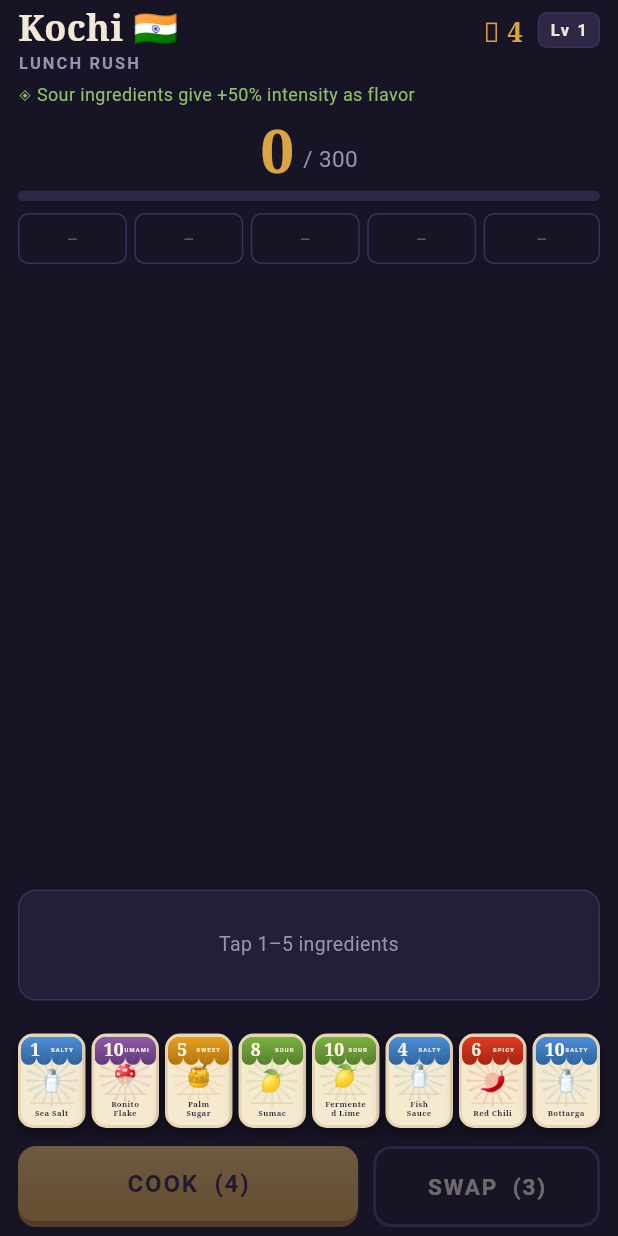
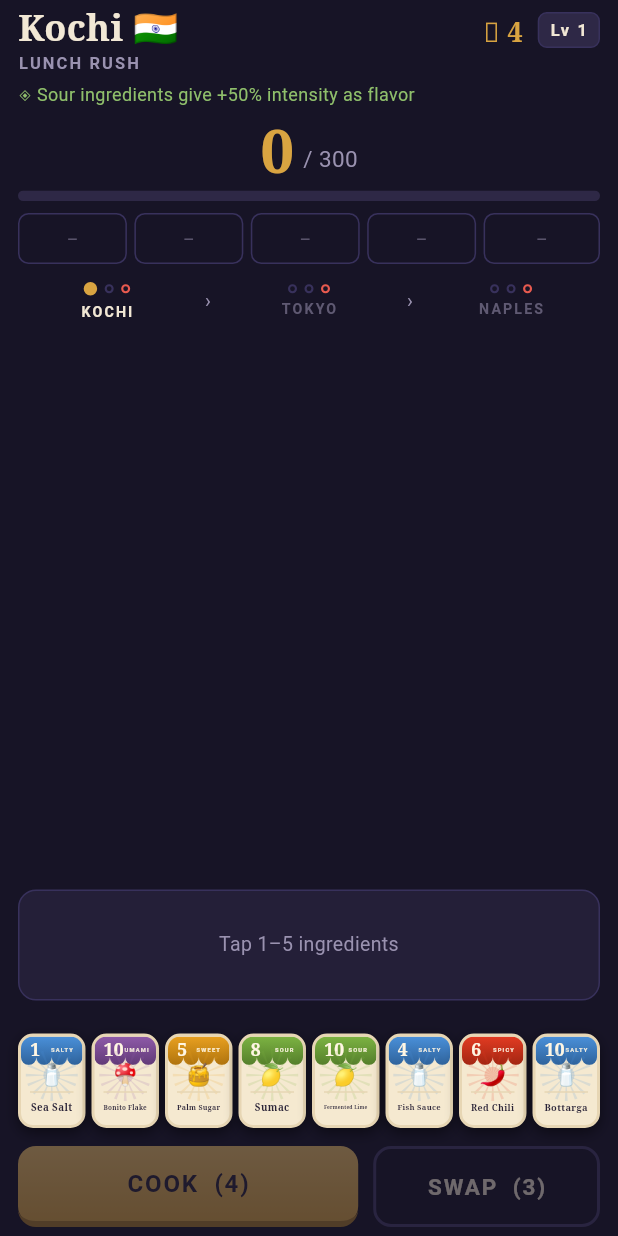
Before and after one commit to 2yk/tadka, a Flutter app: the screen it shows after launch, after a tap on an icon or button, on a phone screen of 412 x 824 dp. Run offline on Flutter 3.47's test engine with Material 3 defaults, Android fonts, the phone set to English and light mode, and no system bars; our stand-ins replace shared_preferences.

Commit message:
fix(mobile): card names, route strip, and stake copy — from on-device testing
Found by driving the release build on a physical phone rather than a simulator:

- Ingredient names broke mid-word on the card face ("Ferment/ed Lime", "Condens/ed
  Milk", "Tamarin/d"). The fixed font size was too large for the card width, so Flutter
  fell back to breaking inside the word. Names now scale to fit, so wrapping only ever
  happens at spaces.
- The middle of the service screen read as an unfinished screen. The gap above the action
  bar is intentional — it's the thumb-zone layout and the stage a dish resolves into — but
  nothing gave it purpose. Added a route strip under the score: three cities of three
  services, cleared ones filled, current one lit, boss services ringed red. A run is a
  journey and that was invisible; now it costs no taps to see where you are and what's left.
- Stake 1's description rendered in warning red. Red means "this stake penalises you";
  Paprika has no modifiers, so it now uses neutral dim.

Verified on device: start → select → COOK plays through, score counts up 0→20 against the
300 target, and the toast shows "Street Snack" — Kochi's regional name for a High Card —
with the correct breakdown (Fermented Lime +15 flavor = 10 rank + 5 from the Sour palate).

```diff
--- a/apps/mobile/lib/screens/service_screen.dart
+++ b/apps/mobile/lib/screens/service_screen.dart
@@ -116,6 +116,10 @@ class _ServiceScreenState extends State<ServiceScreen> {
           _ScoreBar(run: run),
           const SizedBox(height: 8),
           _UtensilRack(run: run),
+          const SizedBox(height: 12),
+          _RouteStrip(run: run),
+          // Everything below is anchored to the thumb zone; the gap above is the "stage" the
+          // dish resolves into, and is intentional per the layout brief.
           const Spacer(),
           if (_toast != null)
             _DishToast(result: _toast!, cityId: city.id)
@@ -189,6 +193,75 @@ class _Header extends StatelessWidget {
           const SizedBox(height: 2),
           Text('✦ ${critic.name} — ${critic.rule}',
               style: T.bodyDim.copyWith(color: T.bad, fontSize: 12)),
+        ],
+      ],
+    );
+  }
+}
+
+/// The journey, at a glance: three cities of three services, with the current one lit.
+///
+/// A run is a route — the concept doc's whole pitch is travelling it — but the header only
+/// ever shows where you are, never how far you've come or what's left. This makes the shape
+/// of the run legible without spending a tap.
+class _RouteStrip extends StatelessWidget {
+  const _RouteStrip({required this.run});
+
+  final gc.RunState run;
+
+  @override
+  Widget build(BuildContext context) {
+    if (run.endless) {
+      return Text('THE LONG ROUTE · ${run.endlessCity}  ·  DISTANCE ${run.distance}',
+          textAlign: TextAlign.center, style: T.label);
+    }
+    return Row(
+      children: [
+        for (var ci = 0; ci < gc.kCities.length; ci++) ...[
+          if (ci > 0)
+            Padding(
+              padding: const EdgeInsets.symmetric(horizontal: 6),
+              child: Text('›', style: T.bodyDim.copyWith(fontSize: 13)),
+            ),
+          Expanded(
+            child: Column(
+              children: [
+                Row(
+                  mainAxisAlignment: MainAxisAlignment.center,
+                  children: List.generate(3, (si) {
+                    final done = ci < run.cityIndex || (ci == run.cityIndex && si < run.serviceIndex);
+                    final here = ci == run.cityIndex && si == run.serviceIndex;
+                    final boss = si == 2;
+                    return Container(
+                      width: here ? 9 : 6,
+                      height: here ? 9 : 6,
+                      margin: const EdgeInsets.symmetric(horizontal: 2.5),
+                      decoration: BoxDecoration(
+                        shape: BoxShape.circle,
+                        color: done
+                            ? T.good
+                            : here
+                                ? T.brass
+                                : Colors.transparent,
+                        border: Border.all(
+                          color: done ? T.good : (here ? T.brass : (boss ? T.bad : T.line)),
+                          width: 1.4,
+                        ),
+                      ),
+                    );
+                  }),
+                ),
+                const SizedBox(height: 4),
+                Text(
+                  gc.kCities[ci].name.split(' ').first.toUpperCase(),
+                  style: T.label.copyWith(
+                    fontSize: 9.5,
+                    color: ci == run.cityIndex ? T.ink : T.dim.withValues(alpha: 0.55),
+                  ),
+                ),
+              ],
+            ),
+          ),
         ],
       ],
     );
--- a/apps/mobile/lib/screens/start_screen.dart
+++ b/apps/mobile/lib/screens/start_screen.dart
@@ -99,12 +99,17 @@ class _StartScreenState extends State<StartScreen> {
               ],
             ),
             const SizedBox(height: 6),
-            Text(
-              gc.kStakeById[c.stake]!.modifiers.isEmpty
-                  ? 'Base difficulty — the tutorial stake.'
-                  : gc.kStakeById[c.stake]!.modifiers.map((m) => m.describe()).join(' · '),
-              style: T.bodyDim.copyWith(fontSize: 12, color: T.bad),
-            ),
+            Builder(builder: (context) {
+              // Red is for the penalties a stake imposes. Stake 1 has none, so colouring its
+              // description as a warning misreads the tutorial stake as dangerous.
+              final mods = gc.kStakeById[c.stake]!.modifiers;
+              return Text(
+                mods.isEmpty
+                    ? 'Base difficulty — the tutorial stake.'
+                    : mods.map((m) => m.describe()).join(' · '),
+                style: T.bodyDim.copyWith(fontSize: 12, color: mods.isEmpty ? T.dim : T.bad),
+              );
+            }),
 
             const SizedBox(height: 22),
             TextField(
--- a/apps/mobile/lib/widgets/ingredient_card.dart
+++ b/apps/mobile/lib/widgets/ingredient_card.dart
@@ -194,17 +194,28 @@ class IngredientCard extends StatelessWidget {
                       ),
                       Container(height: 1, color: T.parchDark),
                       const SizedBox(height: 3),
-                      Text(
+                      // Ingredient names run long ("Condensed Milk", "Fermented Lime") and a
+                      // fixed size breaks them mid-word on a narrow card. Scale to fit instead,
+                      // so wrapping only ever happens at spaces.
+                      SizedBox(
+                        height: width * 0.30,
+                        child: FittedBox(
+                          fit: BoxFit.scaleDown,
+                          child: ConstrainedBox(
+                            constraints: BoxConstraints(maxWidth: width * 1.6),
+                            child: Text(
                               card.display,
                               maxLines: 2,
-                        overflow: TextOverflow.ellipsis,
                               textAlign: TextAlign.center,
                               style: TextStyle(
                                 fontFamily: T.display,
                                 fontWeight: FontWeight.w600,
-                          fontSize: width * 0.115,
+                                fontSize: width * 0.145,
                                 color: T.inkDark,
-                          height: 1.1,
+                                height: 1.12,
+                              ),
+                            ),
+                          ),
                         ),
                       ),
                     ],
```
Lines whose indentation alone changed are shown as unchanged.
